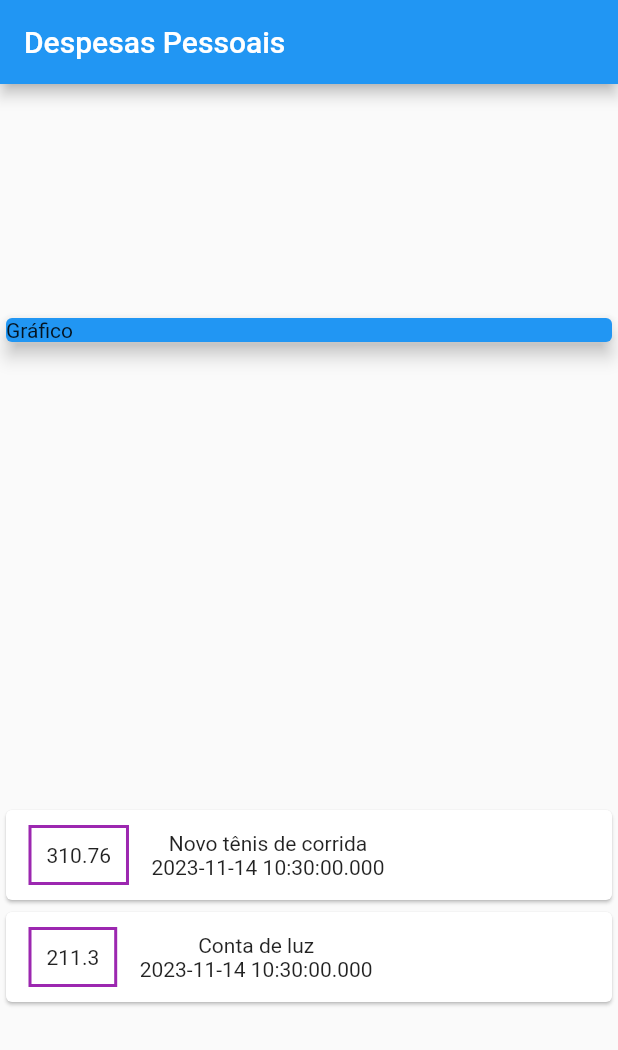
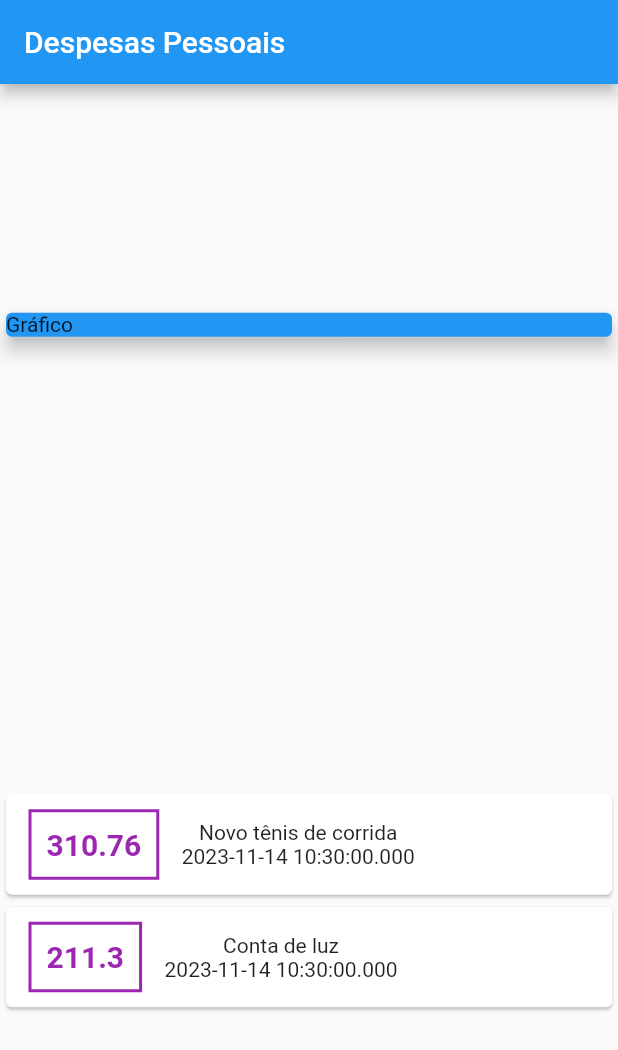
Before and after one commit to GabrielMelo01/expenses, a Flutter app: the screen it shows after launch, on a phone screen of 412 x 824 dp. Shown: the top 1050 px of the screen. Run offline on Flutter 3.47's test engine with Material 2 defaults, Android fonts, the phone set to English and light mode, and no system bars.

Commit message:
Aplicando Estilo no Texto

```diff
--- a/lib/main.dart
+++ b/lib/main.dart
@@ -62,10 +62,13 @@ class MyHomePage extends StatelessWidget {
                         )
                       ),
                       padding: EdgeInsets.all(10),
-                      child: Row(
-                        children: [
-                          Text(e.value.toString())
-                        ],
+                      child: Text(
+                          e.value.toString(),
+                          style: TextStyle(
+                            fontWeight: FontWeight.bold,
+                            fontSize: 20,
+                            color: Colors.purple
+                          ),
                       ),
                     ),
                     Column(
```
